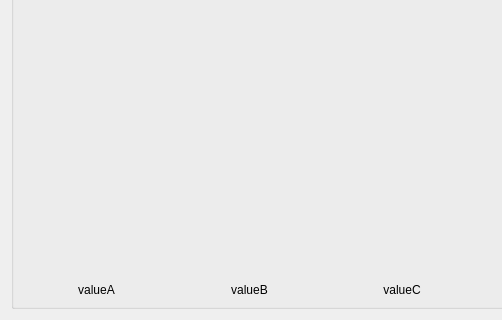
Above: Deck.ui from HorstBaerbel/NerDisco before the change; both pictures show x 0 to 502 and y 218 to 538 of the 651 by 538 pixel window. Below: the same form after it.
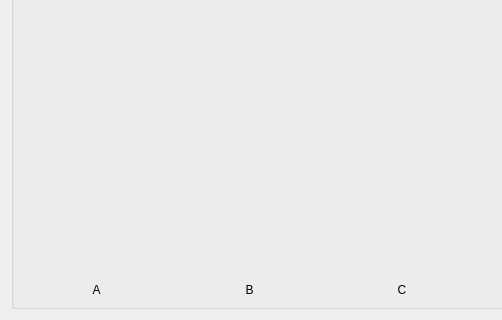
That is the form after the change.

```diff
--- a/Deck.ui
+++ b/Deck.ui
@@ -68,7 +68,7 @@
         <item row="2" column="2">
          <widget class="QLabel" name="label_5">
           <property name="text">
-           <string>valueC</string>
+           <string>C</string>
           </property>
           <property name="alignment">
            <set>Qt::AlignBottom|Qt::AlignHCenter</set>
@@ -88,7 +88,7 @@
         <item row="2" column="1">
          <widget class="QLabel" name="label_4">
           <property name="text">
-           <string>valueB</string>
+           <string>B</string>
           </property>
           <property name="alignment">
            <set>Qt::AlignBottom|Qt::AlignHCenter</set>
@@ -98,7 +98,7 @@
         <item row="2" column="0">
          <widget class="QLabel" name="label_2">
           <property name="text">
-           <string>valueA</string>
+           <string>A</string>
           </property>
           <property name="alignment">
            <set>Qt::AlignBottom|Qt::AlignHCenter</set>
```
